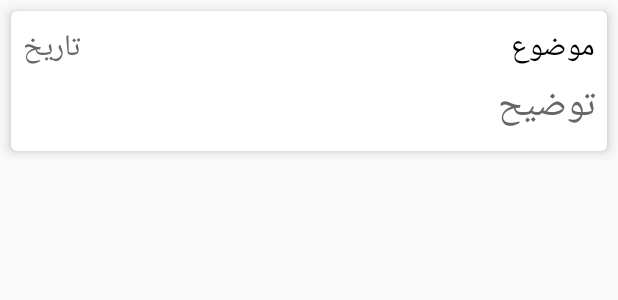
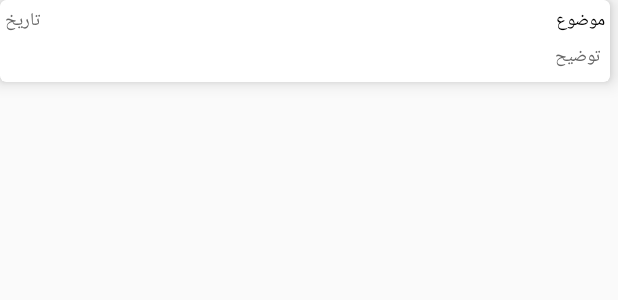
Before and after one commit to behdad222/tehlug_android, an Android app: the layout meetings_item.xml on its own in the app's theme, with its tools: preview values and no code run, on a phone screen of 412 x 824 dp. Shown: the top 300 px of the screen. Run offline under Robolectric (Android 15) with nearby library versions, the phone set to English and light mode, and no system bars.

Commit message:
add pojo for rss item

```diff
--- a/app/src/main/java/org/tehlug/androidApp/RssItem.java
+++ b/app/src/main/java/org/tehlug/androidApp/RssItem.java
@@ -29,8 +29,8 @@ public class RssItem {
         return id;
     }
 
-    public long getDate() {
-        return date;
+    public String getDate() {
+        return String.valueOf(date);
     }
 
     public void setTitle(String title) {
--- a/app/src/main/res/layout/meetings_item.xml
+++ b/app/src/main/res/layout/meetings_item.xml
@@ -4,20 +4,21 @@
     xmlns:card_view="http://schemas.android.com/apk/res-auto"
     android:layout_width="wrap_content"
     android:layout_height="wrap_content"
+    android:layout_marginRight="5dp"
+    android:layout_marginEnd="5dp"
     card_view:cardCornerRadius="4dp"
-    card_view:cardElevation="5dp"
-    android:layout_margin="7dp">
+    card_view:cardElevation="7dp">
 
     <RelativeLayout
         android:layout_width="match_parent"
         android:layout_height="match_parent"
-        android:padding="8dp">
+        android:padding="3dp">
 
         <TextView
             android:layout_width="wrap_content"
             android:layout_height="wrap_content"
             android:text="@string/title"
-            android:textSize="20sp"
+            android:textSize="12sp"
             android:textColor="#000"
             android:id="@+id/title"
             android:layout_alignParentTop="true"
@@ -28,7 +29,7 @@
             android:layout_width="wrap_content"
             android:layout_height="wrap_content"
             android:text="@string/date"
-            android:textSize="20sp"
+            android:textSize="12sp"
             android:textColor="#666666"
             android:id="@+id/date"
             android:layout_alignParentTop="true"
@@ -39,8 +40,9 @@
             android:layout_width="wrap_content"
             android:layout_height="wrap_content"
             android:text="@string/body"
-            android:textSize="25sp"
+            android:textSize="12sp"
             android:textColor="#666666"
+            android:padding="3dp"
             android:id="@+id/body"
             android:layout_below="@+id/title"
             android:layout_alignParentRight="true"
```
Also changed, not shown: app/src/main/java/org/tehlug/androidApp/MainActivity.java (+30 -15 lines), app/src/main/java/org/tehlug/androidApp/RecycleViewAdapter.java (+19 -3 lines), app/src/main/res/layout/activity_main.xml (+4 -5 lines).
